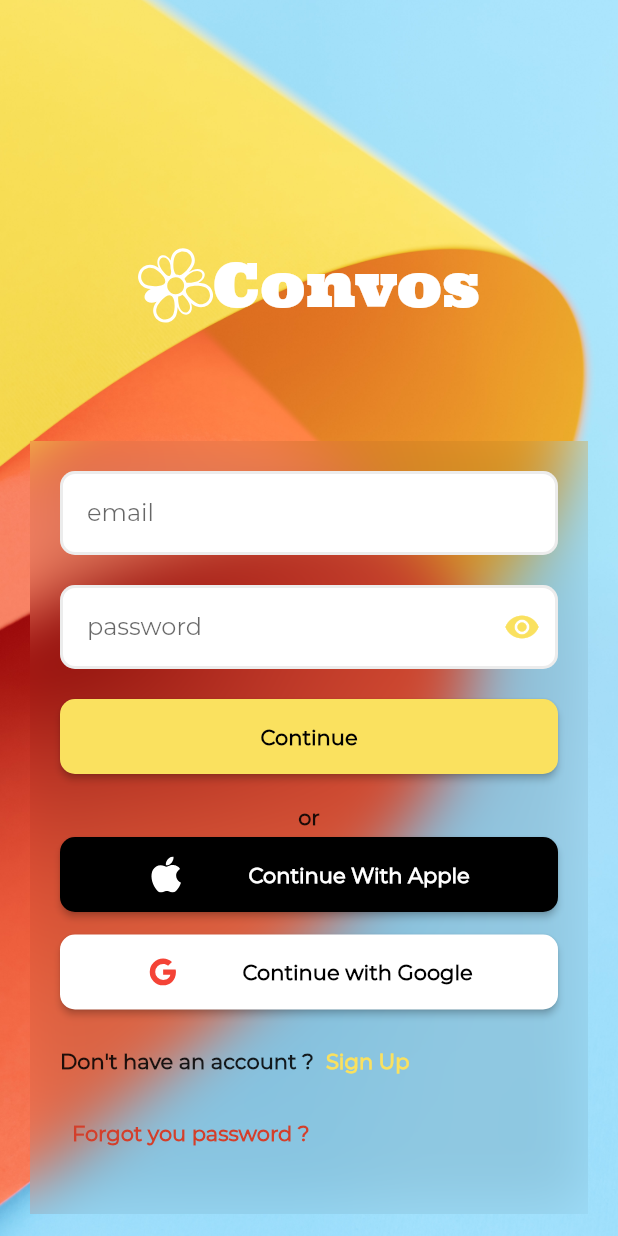
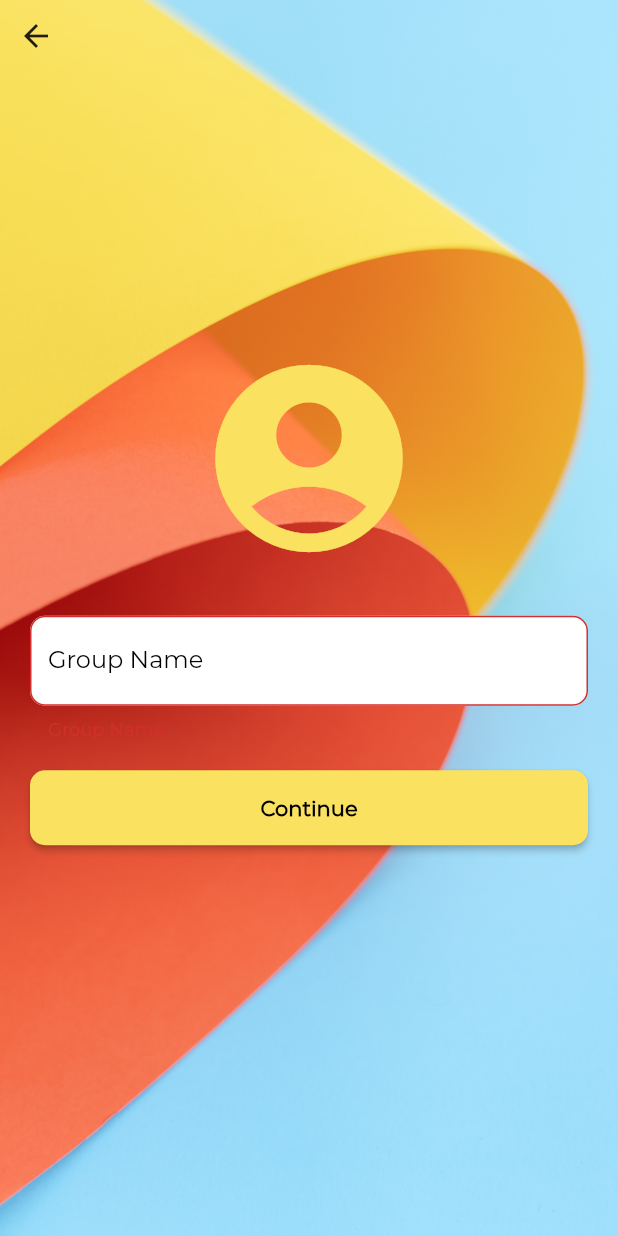
Before and after one commit to trey-rosius/flutter_group_chat, a Flutter app: the screen it shows after launch, on a phone screen of 412 x 824 dp. Run offline on Flutter 3.47's test engine with Material 2 defaults, Android fonts, the phone set to English and light mode, and no system bars; our stand-ins replace cached_network_image, flutter_svg, image_picker, shared_preferences, timeago; missing offline and left inert: amplify_api, amplify_auth_cognito, amplify_flutter, amplify_storage_s3.

Commit message:
more updates

```diff
--- a/lib/main.dart
+++ b/lib/main.dart
@@ -1,5 +1,7 @@
 import 'package:flutter/material.dart';
-import 'package:group_chat/repos/create_user_account.dart';
+import 'package:group_chat/repos/group_repository.dart';
+import 'package:group_chat/screens/create_group_screen.dart';
+import 'package:group_chat/screens/create_user_account.dart';
 import 'package:group_chat/repos/profile_repository.dart';
 import 'package:group_chat/screens/home_screen.dart';
 import 'package:group_chat/screens/login_screen.dart';
@@ -71,10 +73,10 @@ class _MyAppState extends State<MyApp> {
         primaryColor: const Color(0xFFfae15f),
         colorScheme: ColorScheme.fromSwatch().copyWith(secondary: const Color(0xFFd33f2b))
       ),
-      home: LoginScreen(),
+     //home: LoginScreen(),
      // home: HomeScreen(),
-    //  home: ChangeNotifierProvider(create:(_) =>ProfileRepository.instance(),
-     // child:CreateUserAccountScreen(username: 'rosius',)),
+     home: ChangeNotifierProvider(create:(_) =>GroupRepository.instance(),
+         child:CreateGroupScreen(email: 'rosius',)),
     );
   }
 }
--- a/lib/repos/login_respository.dart
+++ b/lib/repos/login_respository.dart
@@ -7,7 +7,7 @@ import 'package:provider/provider.dart';
 import 'package:flutter/cupertino.dart';
 import 'package:flutter/foundation.dart';
 import 'package:flutter/material.dart';
-import 'package:group_chat/repos/create_user_account.dart';
+import 'package:group_chat/screens/create_user_account.dart';
 import 'package:group_chat/repos/profile_repository.dart';
 
 import '../utils/shared_preferences.dart';
--- /dev/null
+++ b/lib/screens/create_group_screen.dart
@@ -0,0 +1,455 @@
+
+import 'dart:io';
+import 'dart:ui';
+
+import 'package:cached_network_image/cached_network_image.dart';
+import 'package:flutter/foundation.dart';
+import 'package:flutter/material.dart';
+import 'package:image_picker/image_picker.dart';
+import 'package:path_provider/path_provider.dart' as path_provider;
+import 'package:provider/provider.dart';
+
+import '../repos/group_repository.dart';
+import 'home_screen.dart';
+import '../repos/profile_repository.dart';
+
+class CreateGroupScreen extends StatefulWidget {
+  const CreateGroupScreen({required this.email});
+  final String email;
+
+
+
+  @override
+  _CreateGroupScreenState createState() => _CreateGroupScreenState();
+}
+
+class _CreateGroupScreenState extends State<CreateGroupScreen> {
+
+  XFile? _imageFile;
+  dynamic _pickImageError;
+
+  final ImagePicker _picker = ImagePicker();
+  File? file;
+
+  final GlobalKey<FormState> formKey = GlobalKey<FormState>();
+  final GlobalKey<ScaffoldState> _scaffoldKey =  GlobalKey<ScaffoldState>();
+
+
+
+
+
+
+
+
+  String? _retrieveDataError;
+
+
+
+
+
+
+  Text? _getRetrieveErrorWidget() {
+    if (_retrieveDataError != null) {
+      final Text result = Text(_retrieveDataError!);
+      _retrieveDataError = null;
+      return result;
+    }
+    return null;
+  }
+
+  Widget _previewImage(GroupRepository groupRepo, BuildContext context) {
+
+    final Text? retrieveError = _getRetrieveErrorWidget();
+    if (retrieveError != null) {
+      return retrieveError;
+    }
+    if (_imageFile != null) {
+      if (kIsWeb) {
+        // Why network?
+        // See https://pub.dev/packages/image_picker#getting-ready-for-the-web-platform
+
+        return Container(
+          height: 60,
+          width: 60,
+          child: ClipRRect(
+            borderRadius: BorderRadius.circular(100),
+            child: Image.network(
+              _imageFile!.path,
+              height: 150,
+              width: 150,
+            ),
+          ),
+        );
+
+      } else {
+
+        return Container(
+          child: Semantics(
+              child: Image.file(
+                File(_imageFile!.path),
+                width: 150,
+              ),
+              label: 'pick image'),
+        );
+
+      }
+    } else if (_pickImageError != null) {
+
+      print("error occured during image pick");
+
+      return InkWell(
+        onTap: () {
+          _onImageButtonPressed(ImageSource.gallery, context, groupRepo);
+        },
+        child: Container(
+            alignment: Alignment.center,
+            padding: EdgeInsets.all(10.0),
+            child: Icon(
+              Icons.account_circle,
+              size: 100,
+              color: Theme.of(context).primaryColor,
+            )),
+      );
+
+    } else {
+
+
+      return InkWell(
+        onTap: () {
+          _onImageButtonPressed(ImageSource.gallery, context, groupRepo);
+        },
+        child: Container(
+            alignment: Alignment.center,
+            padding: EdgeInsets.all(10.0),
+            child: Icon(
+              Icons.account_circle,
+              size: 150,
+              color: Theme.of(context).primaryColor,
+            )),
+      );
+    }
+  }
+
+  Future<void> retrieveLostData() async {
+    final response = await _picker.retrieveLostData();
+    if (response.isEmpty) {
+      return;
+    }
+    if (response.file != null) {
+      setState(() {
+        _imageFile = response.file;
+      });
+    } else {
+      _retrieveDataError = response.exception!.code;
+    }
+  }
+
+  void _onImageButtonPressed(ImageSource source, BuildContext context,
+      GroupRepository groupRepo) async {
+    groupRepo.loading = true;
+
+    try {
+      final pickedFile = await _picker.pickImage(
+        source: source,
+      );
+
+      var dir = await path_provider.getTemporaryDirectory();
+      var targetPath = dir.absolute.path + "/temp.jpg";
+      setState(() {
+        _imageFile = pickedFile;
+      });
+
+      await groupRepo.uploadImage(
+          _imageFile!.path, targetPath);
+
+    } catch (e) {
+      // groupRepo.loading = false;
+
+      setState(() {
+        _pickImageError = e;
+      });
+    }
+  }
+
+  @override
+  void initState() {
+    // TODO: implement initState
+    super.initState();
+
+
+
+  }
+
+
+
+  @override
+  void dispose() {
+    // TODO: implement dispose
+    super.dispose();
+
+
+  }
+
+  @override
+  Widget build(BuildContext context) {
+    Size size = MediaQuery.of(context).size;
+    var groupRepo = context.watch<GroupRepository>();
+
+    return Scaffold(
+        key: _scaffoldKey,
+
+
+        body: Stack(
+          alignment: Alignment.center,
+          children: [
+            SizedBox(
+
+              height: size.height,
+              width: size.width,
+              child: Image.asset('assets/images/bg.jpeg',fit: BoxFit.cover,),
+
+
+            ),
+            Align(
+              alignment: Alignment.topCenter,
+              child: SafeArea(
+                child: Row(
+                  mainAxisAlignment: MainAxisAlignment.spaceBetween,
+                  children: [
+                    IconButton(onPressed: (){
+                      Navigator.of(context).pop();
+                    }, icon: Icon(Icons.arrow_back)),
+
+                  ],
+                ),
+              ),
+            ),
+            Container(
+              padding: EdgeInsets.symmetric(horizontal: 20),
+              child: Column(
+                mainAxisAlignment: MainAxisAlignment.center,
+                crossAxisAlignment: CrossAxisAlignment.center,
+                children: <Widget>[
+                  groupRepo.loading
+                      ? Container(
+                      margin: const EdgeInsets.only(top: 20),
+                      alignment: Alignment.center,
+                      child: CircularProgressIndicator())
+                      : InkWell(
+                      onTap: () {
+                        _onImageButtonPressed(ImageSource.gallery, context, groupRepo);
+                      },
+                      child: groupRepo.groupProfilePic.isEmpty
+                          ?
+                      _previewImage(groupRepo, context)
+
+                          : Padding(
+                          padding: EdgeInsets.all(10.0),
+                          child: Container(
+                            alignment: Alignment.center,
+                            child: ClipOval(
+                                child: ClipRRect(
+                                    borderRadius:
+                                    new BorderRadius.circular(
+                                        30),
+                                    child: CachedNetworkImage(
+                                        width: 100.0,
+                                        height: 100.0,
+                                        fit: BoxFit.cover,
+                                        imageUrl: groupRepo
+                                            .groupProfilePic,
+                                        placeholder: (context,
+                                            url) =>
+                                            CircularProgressIndicator(),
+                                        errorWidget: (context,
+                                            url, ex) =>
+                                            CircleAvatar(
+                                              backgroundColor:
+                                              Theme.of(
+                                                  context)
+                                                  .colorScheme.secondary,
+                                              radius: 40.0,
+                                              child: const Icon(
+                                                Icons
+                                                    .account_circle,
+                                                color:
+                                                Colors.white,
+                                                size: 40.0,
+                                              ),
+                                            )))),
+                          ))
+
+                    // child: _prev,
+
+                  ),
+                  Form(
+                    key: formKey,
+                    autovalidateMode: AutovalidateMode.always,
+                    child: Column(
+                      crossAxisAlignment: CrossAxisAlignment.center,
+                      mainAxisAlignment: MainAxisAlignment.center,
+                      children: [
+
+
+
+                        Container(
+
+                          margin: const EdgeInsets.only(top: 20),
+                          child: TextFormField(
+
+                            controller: groupRepo.nameController,
+                            style: const TextStyle(color: Colors.black),
+                            decoration: InputDecoration(
+                              fillColor: Colors.white,
+                              filled: true,
+
+                              border: OutlineInputBorder(
+
+                                borderSide: BorderSide(color: (Colors.grey[700])!, width: 2),
+                                borderRadius: const BorderRadius.all(
+                                  Radius.circular(10),
+                                ),
+                              ),
+                              enabledBorder: OutlineInputBorder(
+
+                                borderSide: BorderSide(color: (Colors.grey[700])!, width: 2),
+                                borderRadius: BorderRadius.all(
+                                  Radius.circular(10),
+                                ),
+                              ),
+                              focusedBorder: OutlineInputBorder(
+                                borderSide: BorderSide(color: Theme.of(context).primaryColor, width: 2),
+                                borderRadius: BorderRadius.all(
+                                  Radius.circular(10),
+                                ),
+                              ),
+                              disabledBorder: OutlineInputBorder(
+                                borderSide: BorderSide(color: (Colors.grey[700])!, width: 2),
+                                borderRadius: BorderRadius.all(
+                                  Radius.circular(10),
+                                ),
+                              ),
+                              labelText: 'Group Name',
+
+                              labelStyle: TextStyle(color: Colors.black),
+                              hintText: "Group Name",
+                              hintStyle: TextStyle(
+                                color: Colors.grey[600],
+                                fontSize: 15,
+                                fontWeight: FontWeight.bold,
+                              ),
+                            ),
+                            validator: (value) {
+                              if (value == null || value.isEmpty) {
+                                return 'Group Name';
+                              }
+                              return null;
+                            },
+                          ),
+
+                        ),
+
+
+
+
+
+                      ],
+                    ),
+                  ),
+
+
+
+
+                  Container(
+                    margin:const EdgeInsets.only(bottom: 20),
+                    child: Column(
+                      children: <Widget>[
+                        groupRepo.loading? Container(
+                          padding: const EdgeInsets.only(top: 30.0),
+
+                          child: const CircularProgressIndicator(),
+                        ) :
+                        Container(
+                          padding: const EdgeInsets.symmetric(vertical: 20),
+                          child: SizedBox(
+                            width: size.width/1.1,
+                            height:50,
+
+                            child: ElevatedButton(
+
+                                style: ButtonStyle(
+                                    backgroundColor: MaterialStateProperty.all(Theme.of(context).primaryColor),
+                                    shape: MaterialStateProperty.all(RoundedRectangleBorder(borderRadius: BorderRadius.circular(10)))
+
+                                ),
+                                onPressed: (){
+
+
+                                  final FormState form = formKey.currentState!;
+                                  if (!form.validate()) {
+
+                                  } else {
+                                    form.save();
+
+
+
+
+                                    if (kDebugMode) {
+                                      print(groupRepo.groupProfilePic);
+
+                                    }
+
+
+
+
+
+                                    groupRepo.createGroup(widget.email).then((bool value){
+
+                                      if(value){
+
+                                        Navigator.push(context, MaterialPageRoute(builder: (context){
+                                          return MultiProvider(
+                                            providers: [
+                                              ChangeNotifierProvider(create: (_) => GroupRepository.instance(),),
+                                              //   ChangeNotifierProvider(create: (_) => PostRepository.instance(),),
+                                              //   ChangeNotifierProvider(create: (_) => SharedPrefsUtils.instance(),),
+
+                                            ],
+                                            child: HomeScreen(widget.email),
+
+                                          );
+
+
+                                        }));
+
+
+                                      }else{
+                                        print('an error occured');
+                                      }
+
+
+
+                                    });
+
+
+
+
+                                  }
+
+                                }, child: const Text('Continue',style: TextStyle(fontWeight:FontWeight.bold, color: Colors.black),)),
+                          ),
+                        )
+
+                      ],
+                    ),
+                  )
+
+                ],
+              ),
+            ),
+          ],
+        )
+
+    );
+  }
+}
--- a/lib/repos/create_user_account.dart
+++ b/lib/screens/create_user_account.dart
@@ -9,8 +9,8 @@ import 'package:image_picker/image_picker.dart';
 import 'package:path_provider/path_provider.dart' as path_provider;
 import 'package:provider/provider.dart';
 
-import '../screens/home_screen.dart';
-import 'profile_repository.dart';
+import 'home_screen.dart';
+import '../repos/profile_repository.dart';
 
 class CreateUserAccountScreen extends StatefulWidget {
   const CreateUserAccountScreen({required this.email});
--- a/lib/screens/home_screen.dart
+++ b/lib/screens/home_screen.dart
@@ -371,10 +371,10 @@ class HomeScreenState extends State<HomeScreen> {
     final platform = Theme.of(context).platform;
 
     return  Scaffold(
-      backgroundColor: Color(0xFF1e1d2d),
+      backgroundColor: const Color(0xFF1e1d2d),
       appBar: AppBar(
         backgroundColor: Theme.of(context).primaryColor,
-        title: Text("Chat Screen",style: TextStyle(color: Colors.black),
+        title: const Text("Chat Screen",style: TextStyle(color: Colors.black),
       ),),
 
 
--- a/lib/screens/login_screen.dart
+++ b/lib/screens/login_screen.dart
@@ -241,6 +241,7 @@ class _LoginScreenState extends State<LoginScreen> {
 
                                       ),
                                       onPressed: ()=>loginRepo.googleSignIn(context),
+                                      //onPressed: ()=>loginRepo.signOutCurrentUser(),
                                       child: Row(
                                         mainAxisAlignment: MainAxisAlignment.spaceEvenly,
                                         children: [
@@ -261,7 +262,7 @@ class _LoginScreenState extends State<LoginScreen> {
                               ),
 
 
-                              TextButton(onPressed: (){}, child: Text('Forgot you password ?',style: TextStyle(fontWeight: FontWeight.bold,
+                              TextButton(onPressed: (){}, child: Text('Forgot your password ?',style: TextStyle(fontWeight: FontWeight.bold,
                                   color: Theme.of(context).colorScheme.secondary),)),
 
 
```
Also changed, not shown: amplify/team-provider-info.json (+18 -0 lines), lib/repos/group_repository.dart (added, +224 -0 lines).
